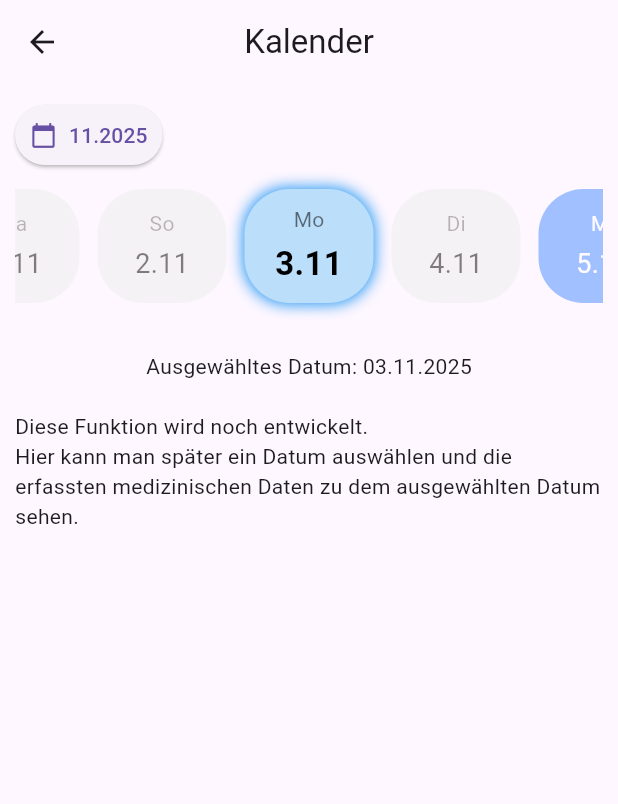
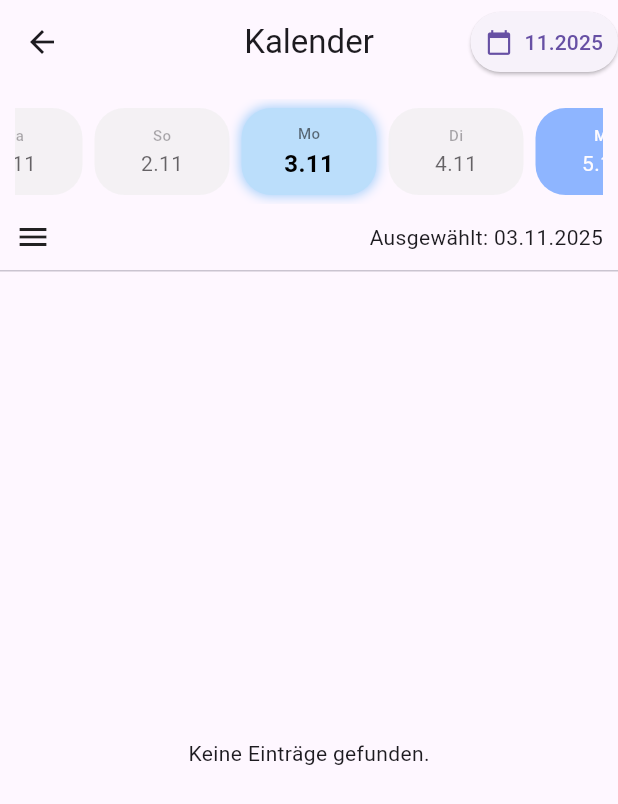
Before and after one commit to ahmad-kalaf/CEDmate, a Flutter app: the KalenderScreen screen opened directly, after a tap on "Mo", on a phone screen of 412 x 824 dp. Shown: the top 804 px of the screen. Run offline on Flutter 3.47's test engine with Material 3 defaults, Android fonts, the phone set to English and light mode, and no system bars; our stand-ins replace cloud_firestore, firebase_auth, firebase_core; accounts and stored records are empty.

Commit message:
Implement symptom filtering by date and enhance date selection UI

```diff
--- a/lib/repositories/symptom_repository.dart
+++ b/lib/repositories/symptom_repository.dart
@@ -48,6 +48,22 @@ class SymptomRepository {
         );
   }
 
+  /// Gibt einen Stream aller Stuhlgang-Einträge des Benutzers zurück,
+  /// die an einem bestimmten Datum liegen.
+  Stream<List<Symptom>> getByDate(String userId, DateTime date) {
+    final start = DateTime(date.year, date.month, date.day);
+    final end = start.add(const Duration(days: 1));
+    return _collection(userId)
+        .where('startZeit', isGreaterThanOrEqualTo: Timestamp.fromDate(start))
+        .where('startZeit', isLessThan: Timestamp.fromDate(end))
+        .orderBy('startZeit', descending: true)
+        .snapshots()
+        .map(
+          (snapshot) =>
+              snapshot.docs.map((doc) => Symptom.fromFirestore(doc)).toList(),
+        );
+  }
+
   /// Einzelnes Symptom abrufen
   Future<Symptom> getSymptom(String userId, String symptomId) async {
     final doc = await _collection(userId).doc(symptomId).get();
--- a/lib/services/symptom_service.dart
+++ b/lib/services/symptom_service.dart
@@ -36,6 +36,12 @@ class SymptomService {
     return _repository.getByMonthYear(_auth.currentUserId, monat, jahr);
   }
 
+  /// Streamt alle Stuhlgang-Einträge des aktuell angemeldeten Nutzers
+  /// für ein bestimmtes Datum.
+  Stream<List<Symptom>> ladeFuerDatum(DateTime datum) {
+    return _repository.getByDate(_auth.currentUserId, datum);
+  }
+
   /// Symptom aktualisieren
   Future<void> updateSymptom(Symptom symptom) async {
     _validateSymptom(symptom);
--- a/lib/widgets/datum_rad.dart
+++ b/lib/widgets/datum_rad.dart
@@ -85,8 +85,10 @@ class _DatumRadState extends State<DatumRad> {
 
   @override
   Widget build(BuildContext context) {
+    int _visibleIndex = _currentIndex; // Sichtbarer Index getrennt verwalten
+
     return SizedBox(
-      height: 100,
+      height: 70,
       child: ScrollConfiguration(
         behavior: ScrollConfiguration.of(context).copyWith(
           dragDevices: {
@@ -99,12 +101,13 @@ class _DatumRadState extends State<DatumRad> {
           controller: _controller,
           itemCount: _dates.length,
           onPageChanged: (index) {
-            setState(() => _currentIndex = index);
-            widget.onDateSelected?.call(_dates[index]);
+            // Nur merken, welcher Tag sichtbar ist, aber nichts auswählen
+            _visibleIndex = index;
           },
           itemBuilder: (context, index) {
             final date = _dates[index];
-            final isSelected = index == _currentIndex;
+            final isSelected =
+                index == _currentIndex; // Nur wenn wirklich getappt
             final isToday =
                 date.day == DateTime.now().day &&
                 date.month == DateTime.now().month &&
@@ -112,23 +115,22 @@ class _DatumRadState extends State<DatumRad> {
 
             return GestureDetector(
               onTap: () {
-                /// wenn auf ein datum geklickt wird, dieses auswählen und dahin scrollen
+                setState(() => _currentIndex = index); // Markiere als gewählt
+                widget.onDateSelected?.call(_dates[index]);
                 _controller.animateToPage(
                   index,
                   duration: const Duration(milliseconds: 300),
                   curve: Curves.easeInOut,
                 );
-                setState(() => _currentIndex = index);
-                widget.onDateSelected?.call(_dates[index]);
               },
               child: AnimatedOpacity(
-                opacity: isSelected ? 1.0 : 0.5,
-                duration: const Duration(milliseconds: 300),
+                opacity: isSelected ? 1.0 : 0.6,
+                duration: const Duration(milliseconds: 200),
                 child: AnimatedContainer(
-                  duration: const Duration(milliseconds: 250),
+                  duration: const Duration(milliseconds: 200),
                   margin: const EdgeInsets.symmetric(
-                    horizontal: 6,
-                    vertical: 12,
+                    horizontal: 4,
+                    vertical: 6,
                   ),
                   decoration: BoxDecoration(
                     color: isToday
@@ -136,12 +138,12 @@ class _DatumRadState extends State<DatumRad> {
                         : isSelected
                         ? Colors.blue[100]
                         : Colors.grey[200],
-                    borderRadius: BorderRadius.circular(30),
+                    borderRadius: BorderRadius.circular(20),
                     boxShadow: isSelected
                         ? [
                             BoxShadow(
-                              color: Colors.blue,
-                              blurRadius: 8,
+                              color: Colors.blue.withOpacity(0.4),
+                              blurRadius: 6,
                               spreadRadius: 1,
                             ),
                           ]
@@ -163,15 +165,16 @@ class _DatumRadState extends State<DatumRad> {
                           ][date.weekday - 1],
                           style: TextStyle(
                             color: isToday ? Colors.white : Colors.black54,
-                            fontSize: 14,
+                            fontSize: 10,
+                            fontWeight: FontWeight.w500,
                           ),
                         ),
-                        const SizedBox(height: 4),
+                        const SizedBox(height: 2),
                         Text(
                           '${date.day}.${date.month}',
                           style: TextStyle(
                             color: isToday ? Colors.white : Colors.black,
-                            fontSize: isSelected ? 22 : 18,
+                            fontSize: isSelected ? 16 : 14,
                             fontWeight: isSelected
                                 ? FontWeight.bold
                                 : FontWeight.normal,
--- a/lib/widgets/kalender_screen.dart
+++ b/lib/widgets/kalender_screen.dart
@@ -1,4 +1,5 @@
 import 'package:cedmate/widgets/datum_rad.dart';
+import 'package:cedmate/widgets/symptome_fuer_datum.dart';
 import 'package:flutter/material.dart';
 
 class KalenderScreen extends StatefulWidget {
@@ -59,20 +60,9 @@ class _KalenderScreenState extends State<KalenderScreen> {
   @override
   Widget build(BuildContext context) {
     return Scaffold(
-      appBar: AppBar(title: const Text('Kalender')),
-      body: SingleChildScrollView(
-        child: Center(
-          child: ConstrainedBox(
-            constraints: BoxConstraints(maxWidth: 600),
-            child: Padding(
-              padding: const EdgeInsets.all(10),
-              child: Column(
-                children: [
-                  Row(
-                    mainAxisAlignment: MainAxisAlignment.spaceBetween,
-                    children: [
-                      Row(
-                        children: [
+      appBar: AppBar(
+        title: const Text('Kalender'),
+        actions: [
           // Monat/Jahr-Auswahl
           ElevatedButton.icon(
             onPressed: () => _pickDate(context),
@@ -83,27 +73,30 @@ class _KalenderScreenState extends State<KalenderScreen> {
             ),
             style: ElevatedButton.styleFrom(
               minimumSize: const Size(40, 40),
-                              padding: const EdgeInsets.symmetric(
-                                horizontal: 10,
-                              ),
+              padding: const EdgeInsets.symmetric(horizontal: 10),
             ),
             icon: const Icon(Icons.calendar_today),
           ),
-
-                          const SizedBox(width: 8),
         ],
       ),
-                    ],
-                  ),
+      body: Column(
+        children: [
+          Padding(
+            padding: const EdgeInsets.all(10),
+            child: Column(
+              children: [
+                // DatumRad: auch Zustand mit dem ausgewählten Datum aktualisieren
                 DatumRad(
                   key: ValueKey(
-                      '${_ausgewaehtesMonatJahr!.year}-${_ausgewaehtesMonatJahr!.month}',
+                    '${_ausgewaehtesMonatJahr!.year}-${_ausgewaehtesMonatJahr!.month}-${_ausgewaehtesMonatJahr!.day}',
                   ),
                   year: _ausgewaehtesMonatJahr!.year,
                   month: _ausgewaehtesMonatJahr!.month,
                   initialDay: _ausgewaehtesMonatJahr!.day,
                   onDateSelected: (date) {
                     setState(() {
+                      // komplettes Datum merken (Tag/Monat/Jahr)
+                      _ausgewaehtesMonatJahr = date;
                       _datumAuswahlController.text =
                           '${date.day.toString().padLeft(2, '0')}.${date.month.toString().padLeft(2, '0')}.${date.year}';
                     });
@@ -111,24 +104,38 @@ class _KalenderScreenState extends State<KalenderScreen> {
                 ),
 
                 /// aktuelen Datum anzeigen
-                  const SizedBox(height: 20),
-                  Text(
+                const SizedBox(height: 10),
+                Row(
+                  mainAxisAlignment: MainAxisAlignment.spaceBetween,
+                  children: [
+                    // Ein Dropdown für Auswahl zwischen Symptomen, Stuhlgang, Mahlzeit-Einträge und Stimmungs-Einträge
+                    const Icon(Icons.menu),
+                    const SizedBox(width: 10),
+                    // Label für aktuelles ausgewähltes Datum
+                    Flexible(
+                      child: Text(
                         _datumAuswahlController.text.isNotEmpty
-                        ? 'Ausgewähltes Datum: ${_datumAuswahlController.text}'
+                            ? 'Ausgewählt: ${_datumAuswahlController.text}'
                             : 'Kein Datum ausgewählt',
+                        overflow: TextOverflow.ellipsis,
                       ),
-                  const SizedBox(height: 20),
-                  //hinweis dass noch entwickelt wird
-                  Text(
-                    'Diese Funktion wird noch entwickelt.\n'
-                    'Hier kann man später ein Datum auswählen und die erfassten'
-                    ' medizinischen Daten zu dem ausgewählten Datum sehen.',
+                    ),
+                  ],
                 ),
               ],
             ),
           ),
+          const Divider(height: 1),
+          Expanded(
+            child: SymptomeFuerDatum(
+              filterDatum: DateTime(
+                _ausgewaehtesMonatJahr!.year,
+                _ausgewaehtesMonatJahr!.month,
+                _ausgewaehtesMonatJahr!.day,
               ),
             ),
+          ),
+        ],
       ),
     );
   }
--- /dev/null
+++ b/lib/widgets/symptome_fuer_datum.dart
@@ -0,0 +1,127 @@
+import 'package:cedmate/widgets/symptom_erfassen.dart';
+import 'package:flutter/material.dart';
+import 'package:provider/provider.dart';
+
+import '../models/symptom.dart';
+import '../services/symptom_service.dart';
+
+class SymptomeFuerDatum extends StatefulWidget {
+  final DateTime filterDatum;
+
+  const SymptomeFuerDatum({super.key, required this.filterDatum});
+
+  @override
+  State<SymptomeFuerDatum> createState() => _SymptomeFuerDatumState();
+}
+
+class _SymptomeFuerDatumState extends State<SymptomeFuerDatum> {
+  @override
+  Widget build(BuildContext context) {
+    final symptomService = context.read<SymptomService>();
+
+    return StreamBuilder<List<Symptom>>(
+      stream: symptomService.ladeFuerDatum(widget.filterDatum),
+      builder: (context, snapshot) {
+        if (snapshot.connectionState == ConnectionState.waiting) {
+          return const Center(child: CircularProgressIndicator());
+        }
+
+        if (snapshot.hasError) {
+          return Center(child: Text('Fehler: ${snapshot.error}'));
+        }
+
+        if (!snapshot.hasData || snapshot.data!.isEmpty) {
+          return const Center(child: Text('Keine Einträge gefunden.'));
+        }
+
+        final symptome = snapshot.data!;
+
+        if (symptome.isEmpty) {
+          return const Center(child: Text('Keine Einträge in diesem Monat.'));
+        }
+
+        final String uhrSymbol = String.fromCharCode(0x1F570);
+
+        return ListView.builder(
+          itemCount: symptome.length,
+          shrinkWrap: true,
+          itemBuilder: (context, index) {
+            final s = symptome[index];
+            return Padding(
+              padding: const EdgeInsets.all(10),
+              child: InkWell(
+                onTap: () async {
+                  final bool? bearbeitenBestaetigt = await showDialog(
+                    context: context,
+                    builder: (context) => AlertDialog(
+                      title: Text('Symptom ${index + 1} bearbeiten'),
+                      content: const Text(
+                        'Möchtest du die Symptomdetails bearbeiten?',
+                      ),
+                      actions: [
+                        TextButton(
+                          onPressed: () => Navigator.pop(context, false),
+                          child: const Text('Abbrechen'),
+                        ),
+                        TextButton(
+                          onPressed: () => Navigator.pop(context, true),
+                          child: const Text('Ja'),
+                        ),
+                      ],
+                    ),
+                  );
+                  if (bearbeitenBestaetigt == true) {
+                    if (!context.mounted) return;
+                    await Navigator.push(
+                      context,
+                      MaterialPageRoute(
+                        builder: (context) => SymptomErfassen(symptom: s),
+                      ),
+                    );
+                  }
+                },
+                child: Card(
+                  child: SizedBox(
+                    width: 250,
+                    child: Column(
+                      children: [
+                        Text(
+                          '${s.startZeit.day}.${s.startZeit.month}.${s.startZeit.year}'
+                          ' $uhrSymbol '
+                          '${s.startZeit.hour}:${s.startZeit.minute} Uhr',
+                          style: const TextStyle(color: Colors.black),
+                        ),
+                        Text(
+                          'Dauer: ${s.dauerInMinuten} Min',
+                          style: const TextStyle(color: Colors.grey),
+                        ),
+                        ListTile(
+                          title: Text(s.bezeichnung),
+                          subtitle: Text('Intensität: ${s.intensitaet}'),
+                        ),
+                        // Notiz anzeigen, falls vorhanden
+                        if (s.notizen != null && s.notizen!.isNotEmpty) ...[
+                          Divider(thickness: 1),
+                          Padding(
+                            padding: const EdgeInsets.symmetric(
+                              horizontal: 8.0,
+                            ),
+                            child: Text(
+                              'Notiz: ${s.notizen}',
+                              maxLines: 3,
+                              overflow: TextOverflow.ellipsis,
+                            ),
+                          ),
+                        ],
+                      ],
+                    ),
+                  ),
+                ),
+              ),
+            );
+          },
+        );
+      },
+    );
+  }
+}
```
Lines whose indentation alone changed are shown as unchanged.
